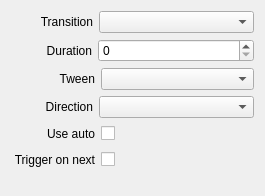
This is src/Widgets/Inspector/InspectorImageWidget.ui in CasparCG/client as Qt 5 draws it before an edit. The edited form follows.
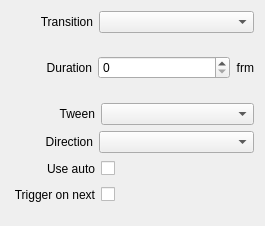
This is the edited form.

Commit message: Added description text to duration properties in the inspector panel.

What changed in the file:
```diff
--- a/src/Widgets/Inspector/InspectorImageWidget.ui
+++ b/src/Widgets/Inspector/InspectorImageWidget.ui
@@ -7,7 +7,7 @@
     <x>0</x>
     <y>0</y>
     <width>265</width>
-    <height>196</height>
+    <height>226</height>
    </rect>
   </property>
   <property name="sizePolicy">
@@ -98,6 +98,16 @@
        </property>
       </widget>
      </item>
+     <item>
+      <widget class="QLabel" name="labelFrm1">
+       <property name="text">
+        <string>frm</string>
+       </property>
+       <property name="alignment">
+        <set>Qt::AlignRight|Qt::AlignTrailing|Qt::AlignVCenter</set>
+       </property>
+      </widget>
+     </item>
     </layout>
    </item>
    <item>
```
The commit also changes 14 other files.
